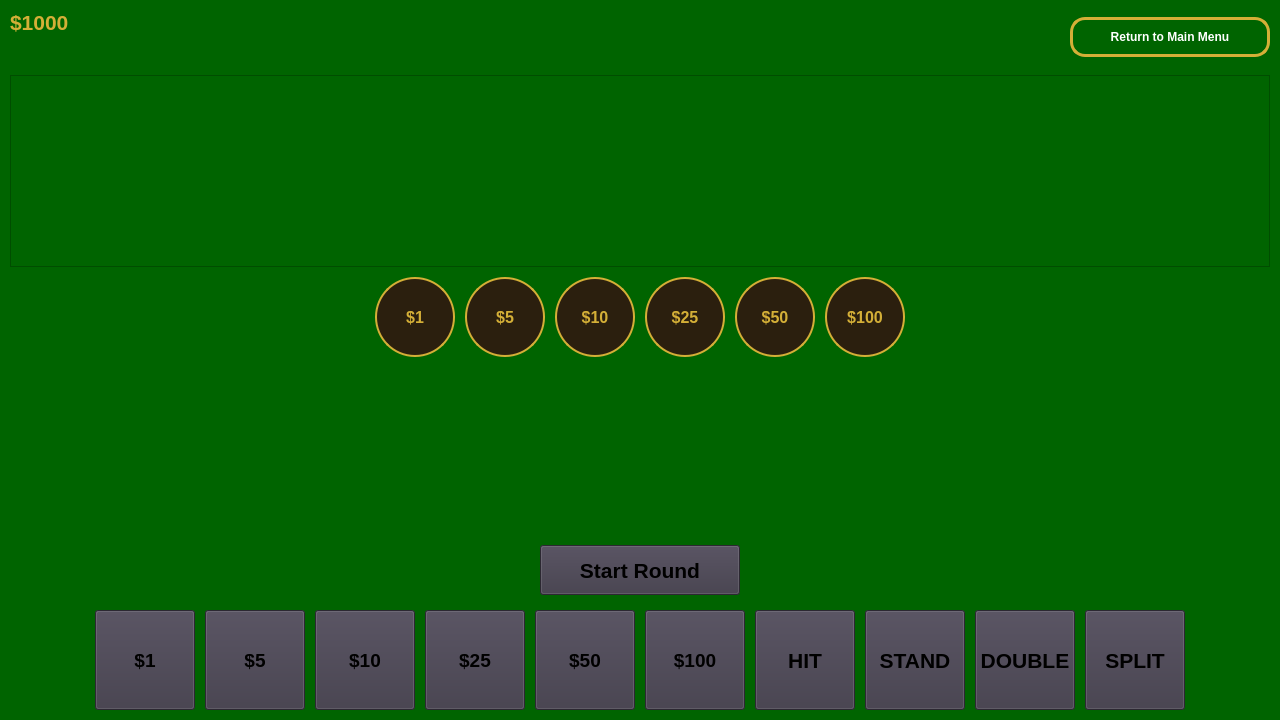
Before: the Qt Designer form game_widget.ui in owenharvey78/blackjack-learning-game, drawn with Qt 5.
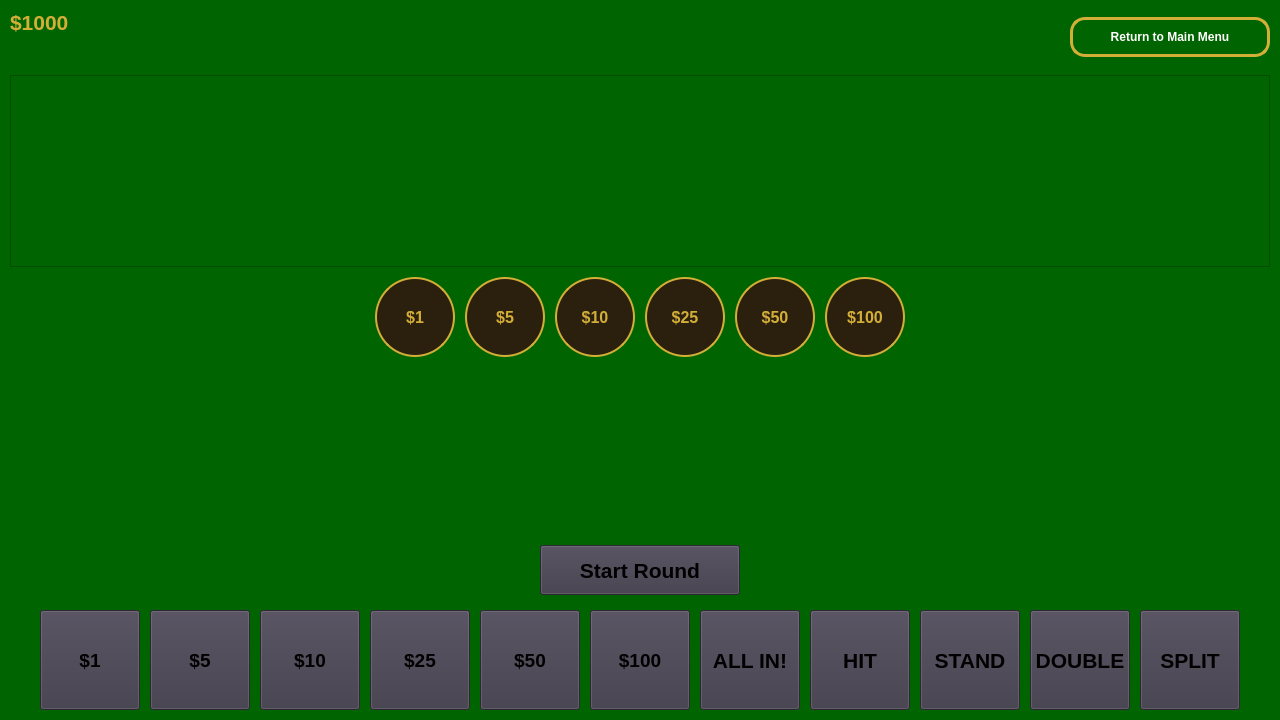
After: the same form once the commit is applied.

The edit to the form file:
```diff
--- a/game_widget.ui
+++ b/game_widget.ui
@@ -525,6 +525,29 @@
          </property>
         </widget>
        </item>
+       <item>
+        <widget class="QPushButton" name="betAllButton">
+         <property name="minimumSize">
+          <size>
+           <width>100</width>
+           <height>100</height>
+          </size>
+         </property>
+         <property name="maximumSize">
+          <size>
+           <width>100</width>
+           <height>100</height>
+          </size>
+         </property>
+         <property name="styleSheet">
+          <string notr="true">font-size: 16pt; font-weight: bold;
+background-color: rgb(61, 56, 70);</string>
+         </property>
+         <property name="text">
+          <string>ALL IN!</string>
+         </property>
+        </widget>
+       </item>
        <item>
         <widget class="QPushButton" name="hitButton">
          <property name="sizePolicy">
```
